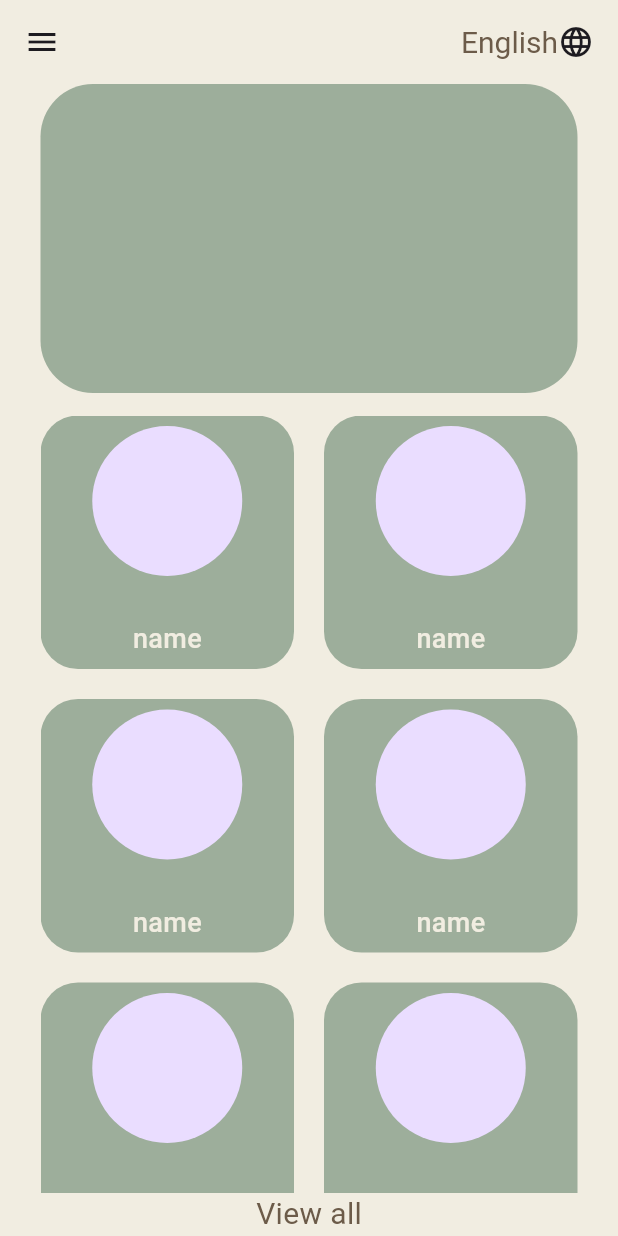
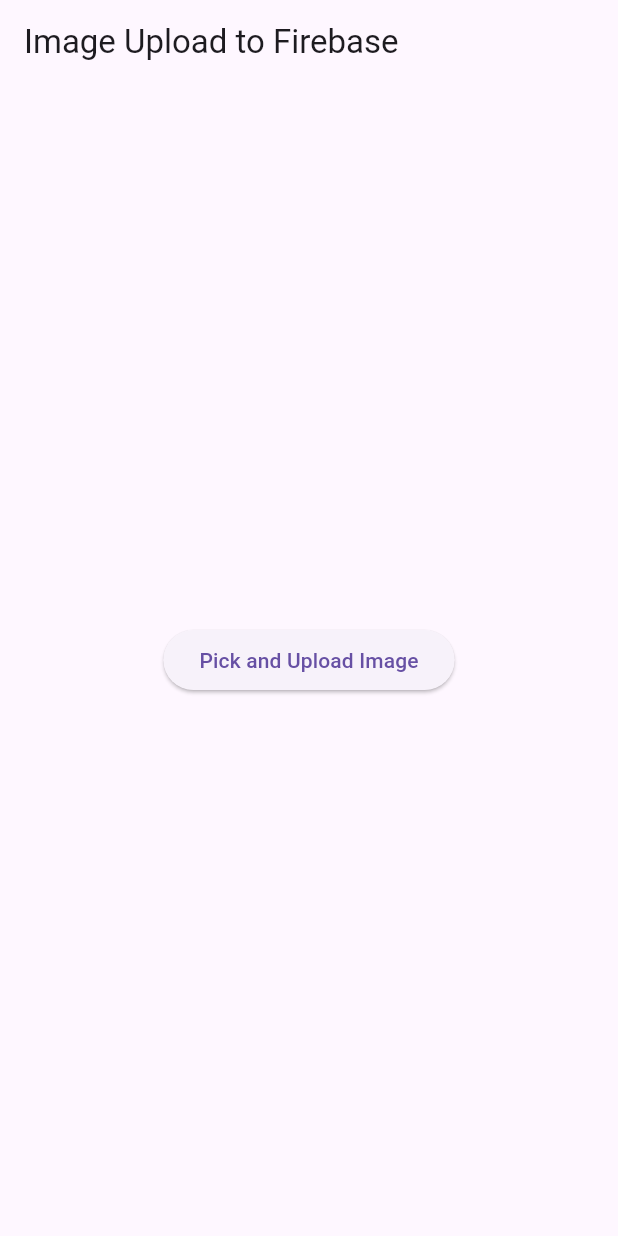
Before and after one commit to Yashrajdps13/sparrow, a Flutter app: the screen it shows after launch, on a phone screen of 412 x 824 dp. Run offline on Flutter 3.47's test engine with Material 3 defaults, Android fonts, the phone set to English and light mode, and no system bars; our stand-ins replace file_picker, firebase_auth, firebase_core, firebase_storage; accounts and stored records are empty.

Commit message:
Picking image

```diff
--- a/lib/main.dart
+++ b/lib/main.dart
@@ -1,39 +1,137 @@
+// import 'package:flutter/material.dart';
+// import 'package:sparrow/core/constants/app_colors.dart';
+// import 'package:sparrow/features/pages/ListPage.dart';
+// import 'package:sparrow/features/pages/ask_us.dart';
+// import 'package:sparrow/features/pages/homepage.dart';
+// import 'package:sparrow/features/pages/splash_screen.dart';
+// import 'package:sparrow/pickimg.dart';
+// import 'package:sparrow/route/app_pages.dart';
+// import 'package:flutter_localizations/flutter_localizations.dart';
+
+// import 'package:firebase_core/firebase_core.dart';
+// import 'firebase_options.dart';
+
+// void main() async {
+//   WidgetsFlutterBinding.ensureInitialized();
+//   await Firebase.initializeApp(
+//     options: DefaultFirebaseOptions.currentPlatform,
+//   );
+//   runApp(const MainApp());
+// }
+
+// class MainApp extends StatelessWidget {
+//   const MainApp({super.key});
+
+//   @override
+//   Widget build(BuildContext context) {
+//     return const MaterialApp(
+//       localizationsDelegates: [
+//         GlobalMaterialLocalizations.delegate,
+//         GlobalWidgetsLocalizations.delegate,
+//         GlobalCupertinoLocalizations.delegate,
+//       ],
+//       supportedLocales: [
+//         Locale('en'), // English
+//         Locale('hi'), // Hindi
+//       ],
+//       home: ImageScreen(),
+//     );
+//   }
+// }
+
+import 'dart:io';
+
+import 'package:file_picker/file_picker.dart';
+import 'package:firebase_core/firebase_core.dart';
+import 'package:firebase_auth/firebase_auth.dart';
+import 'package:firebase_storage/firebase_storage.dart' as firebase_storage;
 import 'package:flutter/material.dart';
-import 'package:sparrow/core/constants/app_colors.dart';
-import 'package:sparrow/features/pages/ListPage.dart';
-import 'package:sparrow/features/pages/ask_us.dart';
-import 'package:sparrow/features/pages/homepage.dart';
-import 'package:sparrow/features/pages/splash_screen.dart';
-import 'package:sparrow/route/app_pages.dart';
-import 'package:flutter_localizations/flutter_localizations.dart';
-
-import 'package:firebase_core/firebase_core.dart';
-import 'firebase_options.dart';
+import 'package:path/path.dart' as path;
 
 void main() async {
-  //WidgetsFlutterBinding.ensureInitialized();
-  await Firebase.initializeApp(
-    options: DefaultFirebaseOptions.currentPlatform,
-  );
-  runApp(const MainApp());
+  WidgetsFlutterBinding.ensureInitialized();
+  await Firebase.initializeApp();
+  runApp(MyApp());
 }
 
-class MainApp extends StatelessWidget {
-  const MainApp({super.key});
-
+class MyApp extends StatelessWidget {
   @override
   Widget build(BuildContext context) {
-    return const MaterialApp(
-      localizationsDelegates: [
-        GlobalMaterialLocalizations.delegate,
-        GlobalWidgetsLocalizations.delegate,
-        GlobalCupertinoLocalizations.delegate,
-      ],
-      supportedLocales: [
-        Locale('en'), // English
-        Locale('hi'), // Hindi
-      ],
+    return MaterialApp(
+      title: 'Image Upload to Firebase',
+      theme: ThemeData(
+        primarySwatch: Colors.blue,
+      ),
       home: HomePage(),
     );
   }
 }
+
+class HomePage extends StatelessWidget {
+  final FirebaseAuth _auth = FirebaseAuth.instance;
+
+  Future<void> _signInAnonymously() async {
+    try {
+      await _auth.signInAnonymously();
+    } catch (e) {
+      print('Error signing in anonymously: $e');
+    }
+  }
+
+  @override
+  Widget build(BuildContext context) {
+    return Scaffold(
+      appBar: AppBar(
+        title: Text('Image Upload to Firebase'),
+      ),
+      body: Center(
+        child: ElevatedButton(
+          onPressed: () async {
+            await _signInAnonymously();
+            _uploadImage(context);
+          },
+          child: Text('Pick and Upload Image'),
+        ),
+      ),
+    );
+  }
+
+  Future<void> _uploadImage(BuildContext context) async {
+    FilePickerResult? result = await FilePicker.platform.pickFiles(
+      type: FileType.image,
+      allowCompression: true,
+    );
+
+    if (result != null) {
+      File file = File(result.files.single.path!);
+      String fileName = path.basename(file.path);
+
+      try {
+        firebase_storage.Reference ref = firebase_storage
+            .FirebaseStorage.instance
+            .ref()
+            .child('images')
+            .child(fileName);
+
+        await ref.putFile(file);
+
+        String imageUrl = await ref.getDownloadURL();
+
+        // Now you can use 'imageUrl' to display the image or save it to a database
+        print('Uploaded image URL: $imageUrl');
+
+        ScaffoldMessenger.of(context).showSnackBar(
+          SnackBar(content: Text('Image uploaded successfully!')),
+        );
+      } catch (e) {
+        print('Error uploading image to Firebase Storage: $e');
+        ScaffoldMessenger.of(context).showSnackBar(
+          SnackBar(content: Text('Failed to upload image!')),
+        );
+      }
+    } else {
+      // User canceled the picker
+      print('User canceled image picker.');
+    }
+  }
+}
--- a/pubspec.yaml
+++ b/pubspec.yaml
@@ -7,7 +7,10 @@
   sdk: '>=3.2.3 <4.0.0'
 
 dependencies:
+  file_picker: ^6.2.0
+  firebase_auth: ^4.17.8
   firebase_core: ^2.26.0
+  firebase_storage: ^11.6.9
   flutter:
     sdk: flutter
   flutter_localizations:
```
Also changed, not shown: lib/pickimg.dart (added, +77 -0 lines).
